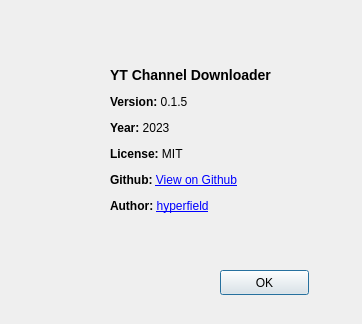
Before: the Qt Designer form about.ui in hyperfield/yt-channel-downloader, drawn with Qt 5.
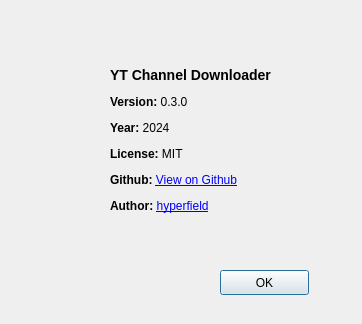
After: the same form once the commit is applied. Icons and pictures are not drawn.

Patch:
```diff
--- a/about.ui
+++ b/about.ui
@@ -29,8 +29,8 @@
 &lt;/head&gt;
 &lt;body&gt;
     &lt;h3&gt;YT Channel Downloader&lt;/h3&gt;
-    &lt;p&gt;&lt;strong&gt;Version:&lt;/strong&gt; 0.1.5&lt;/p&gt;
-    &lt;p&gt;&lt;strong&gt;Year: &lt;/strong&gt;2023&lt;/p&gt;
+    &lt;p&gt;&lt;strong&gt;Version:&lt;/strong&gt; 0.3.0&lt;/p&gt;
+    &lt;p&gt;&lt;strong&gt;Year: &lt;/strong&gt;2024&lt;/p&gt;
     &lt;p&gt;&lt;strong&gt;License: &lt;/strong&gt;MIT&lt;/p&gt;
     &lt;p&gt;&lt;strong&gt;Github: &lt;/strong&gt;&lt;a href=&quot;https://github.com/hyperfield/yt-channel-downloader&quot;&gt;View on Github&lt;/a&gt;&lt;/p&gt;
     &lt;p&gt;&lt;strong&gt;Author: &lt;/strong&gt;&lt;a href=&quot;mailto:info@quicknode.net&quot;&gt;hyperfield&lt;/p&gt;
```
